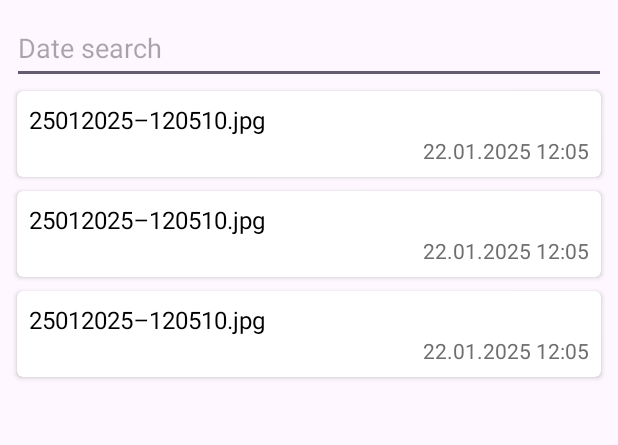
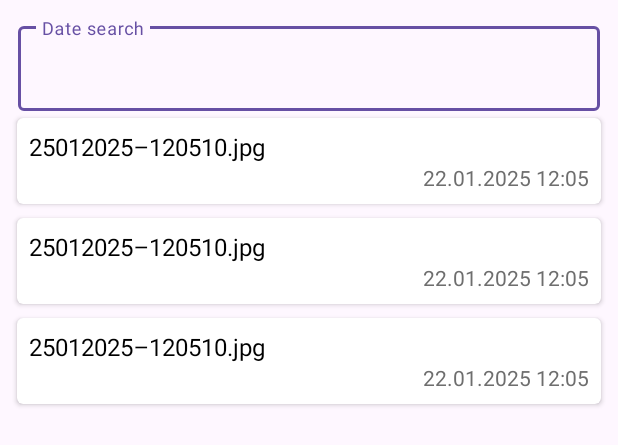
Before and after one commit to dgmedvedev/SnapshotHistory, an Android app: the layout fragment_snapshot_list.xml on its own in the app's theme, with its tools: preview values and no code run, on a phone screen of 412 x 824 dp. Shown: the top 445 px of the screen. Run offline under Robolectric (Android 15) with nearby library versions, the phone set to English and light mode, and no system bars.

Commit message:
The TextInputLayout search is completed

```diff
--- a/app/src/main/res/layout/fragment_snapshot_list.xml
+++ b/app/src/main/res/layout/fragment_snapshot_list.xml
@@ -6,16 +6,27 @@
     android:layout_height="match_parent"
     android:padding="8dp">
 
-    <EditText
-        android:id="@+id/etSearch"
+    <com.google.android.material.textfield.TextInputLayout
+        android:id="@+id/til_search"
         android:layout_width="match_parent"
-        android:layout_height="48dp"
-        android:autofillHints="searchDate"
-        android:hint="@string/hint_text_field_search"
-        android:inputType="date"
+        android:layout_height="wrap_content"
+        android:layout_margin="4dp"
+        android:backgroundTint="@color/gray_transparency"
+        android:textColorHint="@color/gray"
         app:layout_constraintEnd_toEndOf="parent"
         app:layout_constraintStart_toStartOf="parent"
-        app:layout_constraintTop_toTopOf="parent" />
+        app:layout_constraintTop_toTopOf="parent">
+
+        <com.google.android.material.textfield.TextInputEditText
+            android:id="@+id/et_search"
+            android:layout_width="match_parent"
+            android:layout_height="wrap_content"
+            android:backgroundTint="@color/black"
+            android:gravity="start"
+            android:hint="@string/hint_text_field_search"
+            android:inputType="date"
+            android:textColor="@android:color/white" />
+    </com.google.android.material.textfield.TextInputLayout>
 
     <androidx.recyclerview.widget.RecyclerView
         android:id="@+id/rv_snapshot_list"
@@ -24,6 +35,6 @@
         app:layoutManager="androidx.recyclerview.widget.LinearLayoutManager"
         app:layout_constraintEnd_toEndOf="parent"
         app:layout_constraintStart_toStartOf="parent"
-        app:layout_constraintTop_toBottomOf="@+id/etSearch"
+        app:layout_constraintTop_toBottomOf="@+id/til_search"
         tools:listitem="@layout/snapshot_item" />
 </androidx.constraintlayout.widget.ConstraintLayout>
--- a/app/src/main/res/values/colors.xml
+++ b/app/src/main/res/values/colors.xml
@@ -3,4 +3,5 @@
     <color name="black">#FF000000</color>
     <color name="gray">#6E6E6E</color>
     <color name="white">#FFFFFFFF</color>
+    <color name="gray_transparency">#5086888B</color>
 </resources>
--- a/app/src/main/res/values/strings.xml
+++ b/app/src/main/res/values/strings.xml
@@ -14,8 +14,11 @@
     <string name="snapshot_not_found">Snapshot not found</string>
     <string name="location_of_snapshot">Location of the snapshot</string>
     <string name="hint_text_field_search">Date search</string>
+    <string name="warning_text">(search template : 22012025)</string>
 
     <!--    Errors-->
     <string name="processing_failed">Processing failed.</string>
     <string name="unknown_viewmodel_class">Unknown ViewModel class</string>
+    <string name="invalid_input">Invalid input</string>
+    <string name="text_is_valid">Text is valid</string>
 </resources>
```
Also changed, not shown: app/src/main/java/com/medvedev/snapshothistory/app/presentation/SnapshotListFragment.kt (+7 -0 lines), app/src/main/java/com/medvedev/snapshothistory/app/presentation/SnapshotListViewModel.kt (+20 -1 lines), 1 other file.
